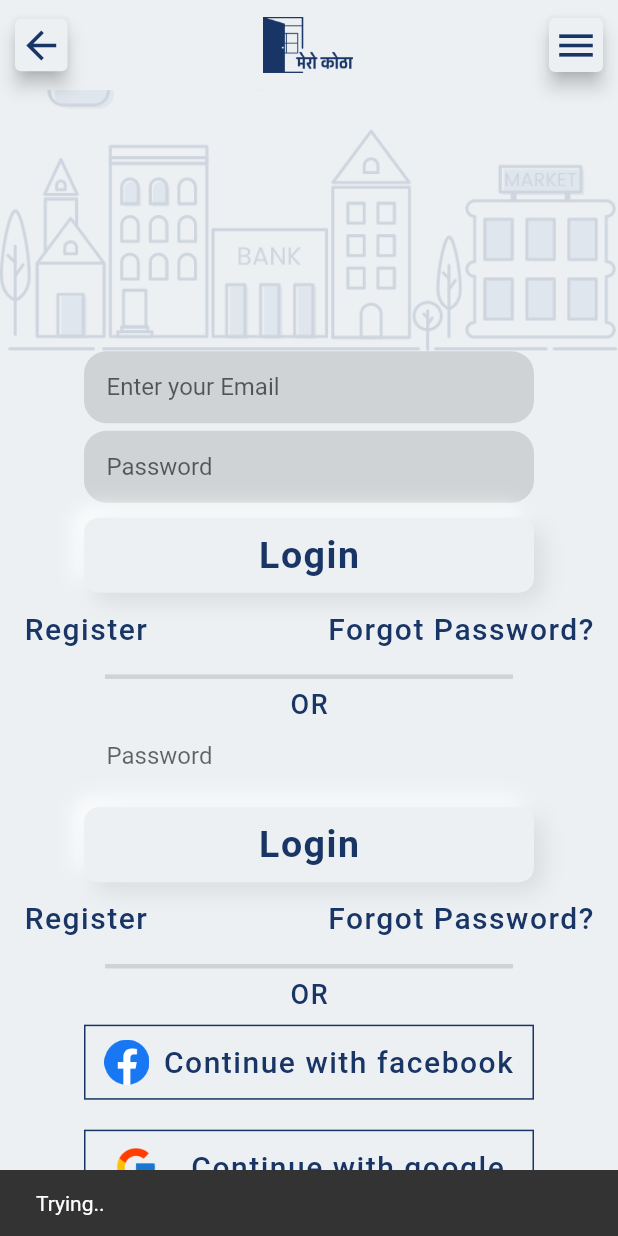
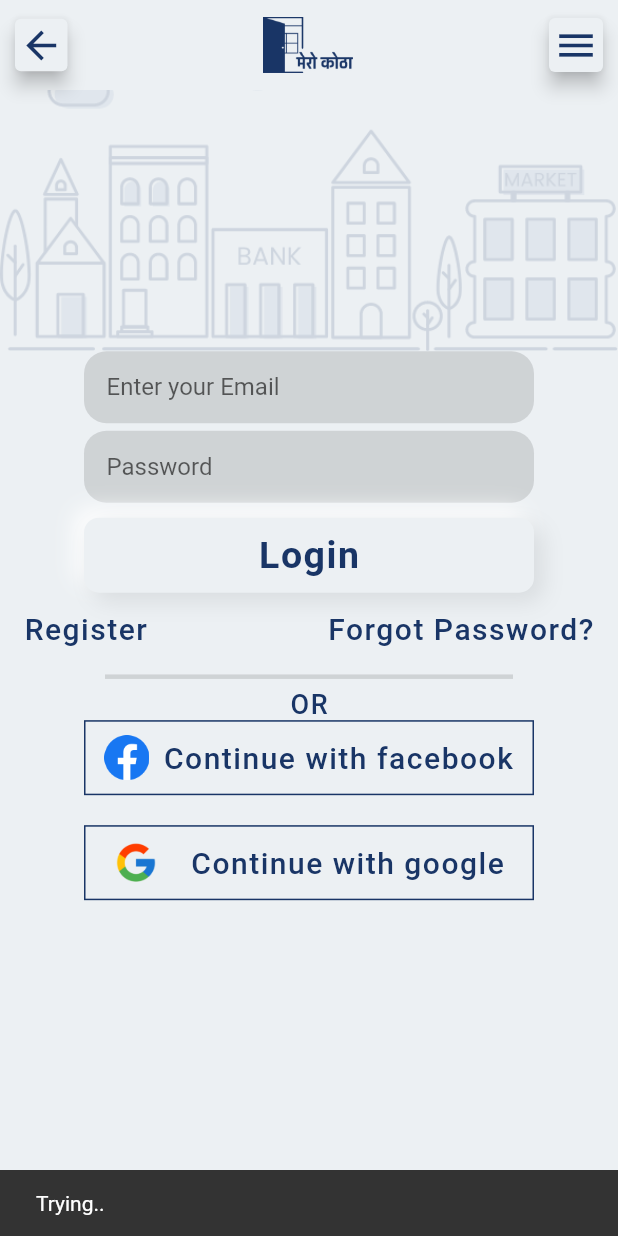
Before and after one commit to Santosh-Devkota/mero-kotha, a Flutter app: the LoginSigninPage screen opened by its route, scrolled down 60 dp, after a tap on "Login", on a phone screen of 412 x 824 dp. Run offline on Flutter 3.47's test engine with Material 2 defaults, Android fonts, the phone set to English and light mode, and no system bars; drawn by our look-alikes of clay_containers; our stand-ins replace cached_network_image, carousel_slider, dio, flutter_bloc, google_fonts; missing offline and left inert: dart:ffi, dio_http_cache, flutter_facebook_login; network calls fail.

Commit message:
'merge-error'

```diff
--- a/lib/pages/login_signin.dart
+++ b/lib/pages/login_signin.dart
@@ -178,123 +178,7 @@ class _LoginSigninPageState extends State<LoginSigninPage> {
                         .copyWith(fontSize: 18),
 
                   ),
-                  Container(
-                  width: 300.0,
-                  child: TextFormField(
-                    cursorColor: Colors.black,
-                    controller: _passwordController,
-                    obscureText: true,
-                    decoration: new InputDecoration(
-                        focusedBorder: InputBorder.none,
-                        enabledBorder: InputBorder.none,
-                        errorBorder: InputBorder.none,
-                        disabledBorder: InputBorder.none,
-                        contentPadding: EdgeInsets.only(
-                            left: 15, bottom: 11, top: 11, right: 15),
-                        hintText: "Password"),
-                  ),
-                ),
-                SizedBox(
-                  height: 10,
-                ),
-                BlocConsumer<AuthBloc, AuthStates>(listener: (context, state) {
-                  Scaffold.of(context).hideCurrentSnackBar();
-                  if (state is AuthTryingState) {
-                    Scaffold.of(context).showSnackBar(SnackBar(
-                      content: Text("Trying.."),
-                    ));
-                  } else if (state is AuthLoggedInState) {
-                    Scaffold.of(context).showSnackBar(SnackBar(
-                      content: Text(state.email),
-                      backgroundColor: Colors.green,
-                    ));
-                  } else if (state is AuthFailedState) {
-                    Scaffold.of(context).showSnackBar(SnackBar(
-                      content: Text(state.errorMessage),
-                      backgroundColor: Colors.redAccent,
-                    ));
-                  }
-                }, builder: (context, state) {
-                  return InkWell(
-                    onTap: () async {
 
-                      final facebookLogin = FacebookLogin();
-                      final result = await facebookLogin.logIn(['email']);
-                      print(result.accessToken.token);
-                      switch (result.status) {
-
-                        case FacebookLoginStatus.loggedIn:
-                        final token = result.accessToken.token;
-                      BlocProvider.of<AuthBloc>(context).add(AuthFacebookLogin(token));
-                          break;
-                        case FacebookLoginStatus.cancelledByUser:
-                          break;
-                        case FacebookLoginStatus.error:
-
-                      if (_formKey.currentState.validate()) {
-                        BlocProvider.of<AuthBloc>(context).add(AuthLoginEvent(
-                            email: _emailController.text,
-                            password: _passwordController.text));
-
-                      }
-                    }},
-                    child: ClayContainer(
-                      height: 50,
-                      width: 300,
-                      curveType: CurveType.none,
-                      color: baseColor,
-                      child: Center(
-                        child: Text("Login",
-                            style: Theme.of(context)
-                                .textTheme
-                                .bodyText1
-                                .copyWith(
-                                    fontSize: 25, fontWeight: FontWeight.bold)),
-                      ),
-                      borderRadius: 10.0,
-                    ),
-                  );
-                }),
-                Row(
-                  mainAxisAlignment: MainAxisAlignment.spaceBetween,
-                  children: [
-                    FlatButton(
-                      onPressed: () {},
-                      child: Text(
-                        "Register",
-                        style: Theme.of(context)
-                            .textTheme
-                            .bodyText1
-                            .copyWith(fontSize: 20),
-                      ),
-                    ),
-                    FlatButton(
-                      onPressed: () {},
-                      child: Text(
-                        "Forgot Password?",
-                        style: Theme.of(context)
-                            .textTheme
-                            .bodyText1
-                            .copyWith(fontSize: 20),
-                      ),
-                    ),
-                  ],
-                ),
-                Divider(
-                  thickness: 3,
-                  indent: 70,
-                  endIndent: 70,
-                ),
-                Text(
-                  "OR",
-                  style: Theme.of(context)
-                      .textTheme
-                      .bodyText1
-                      .copyWith(fontSize: 18),
-                ),
-                SizedBox(
-                  height: 10,
-                ),
                 GestureDetector(
                   onTap: () async {
                     final facebookLogin = FacebookLogin();
```
